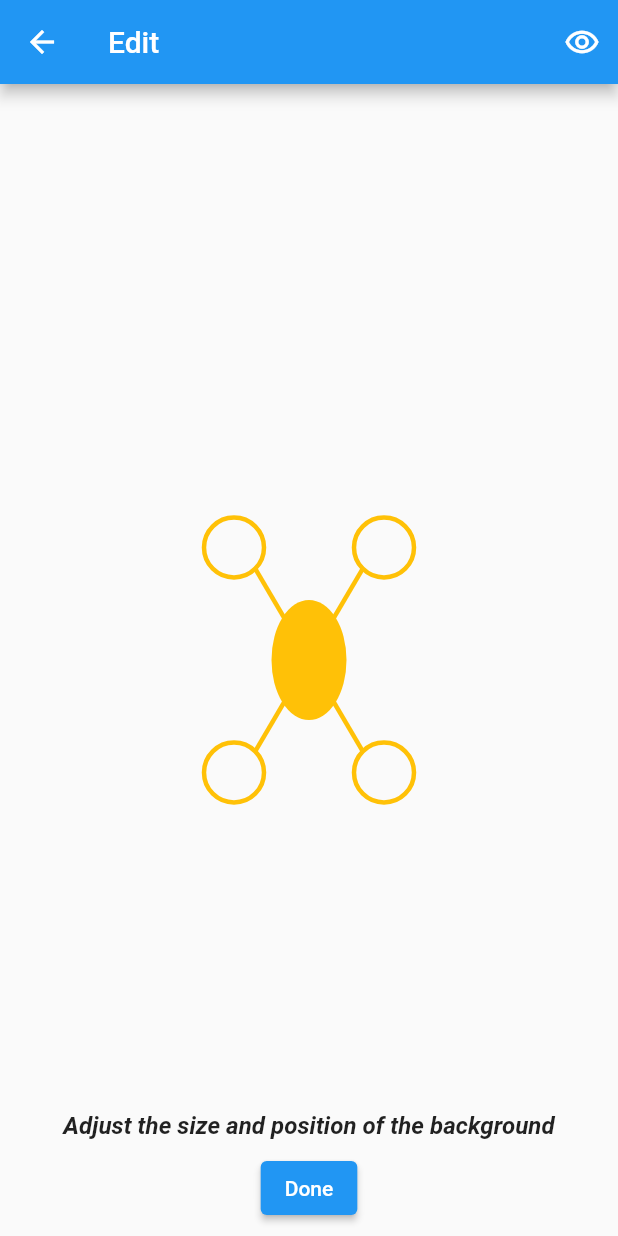
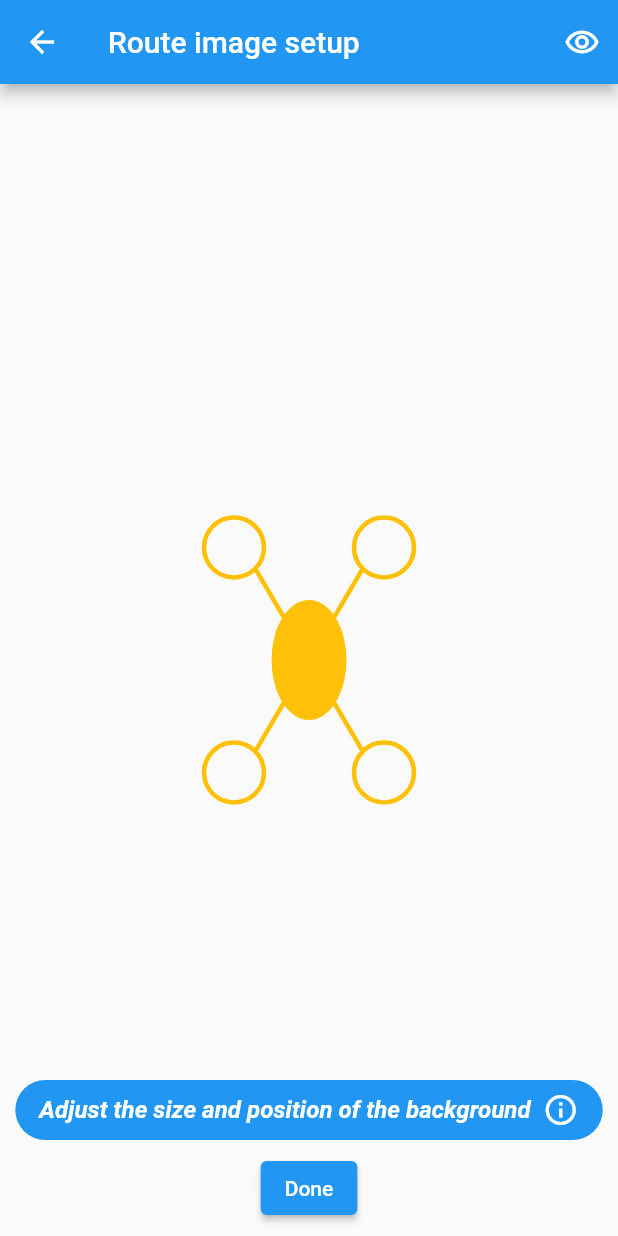
Before and after one commit to lectary/ClimbingAlien, a Flutter app: the RouteEditorScreen screen opened directly with empty values, on a phone screen of 412 x 824 dp. Run offline on Flutter 3.47's test engine with Material 2 defaults, Android fonts, the phone set to English and light mode, and no system bars; our stand-ins replace cached_network_image, camera, carousel_slider, floor, fluttertoast, image_picker and 2 more; accounts and stored records are empty; generated files the repository leaves out were written again; network calls fail.

Commit message:
Adjust init mode header and bottom bar
+ Fix appBar text
+ Update bottomBar styling and add tooltip

```diff
--- a/lib/views/route_editor/route_editor_screen.dart
+++ b/lib/views/route_editor/route_editor_screen.dart
@@ -67,7 +67,11 @@ class RouteEditorScreen extends StatelessWidget {
               final joystickOn = context.select((RouteEditorViewModel model) => model.joystickOn);
               return Scaffold(
                 appBar: AppBar(
-                  title: Text(editMode ? "Edit ${route.title}" : route.title),
+                  title: Text(initMode
+                      ? "Route image setup"
+                      : editMode
+                          ? "Edit ${route.title}"
+                          : route.title),
                   actions: [
                     ...editMode
                         ? [
@@ -177,9 +181,34 @@ class RouteEditorScreen extends StatelessWidget {
         bottom: 0,
         child: Column(
           children: [
-            Text(
-              'Adjust the size and position of the background',
-              style: TextStyle(fontStyle: FontStyle.italic, fontWeight: FontWeight.bold, fontSize: 16),
+            Container(
+              decoration: BoxDecoration(
+                color: Theme.of(context).colorScheme.primary,
+                borderRadius: BorderRadius.circular(20),
+              ),
+              child: Padding(
+                padding: const EdgeInsets.symmetric(vertical: 8.0, horizontal: 16.0),
+                child: Row(
+                  mainAxisSize: MainAxisSize.min,
+                  children: [
+                    Text(
+                      'Adjust the size and position of the background',
+                      style: TextStyle(
+                          color: Theme.of(context).colorScheme.onPrimary,
+                          fontStyle: FontStyle.italic,
+                          fontWeight: FontWeight.bold,
+                          fontSize: 16),
+                    ),
+                    Padding(
+                      padding: const EdgeInsets.only(left: 8.0),
+                      child: Tooltip(
+                          padding: const EdgeInsets.all(8.0),
+                          message: "Adjust the background position by dragging and the size by pinching",
+                          child: Icon(Icons.info_outline, color: Theme.of(context).colorScheme.onPrimary)),
+                    ),
+                  ],
+                ),
+              ),
             ),
             Padding(
               padding: const EdgeInsets.all(8.0),
```
